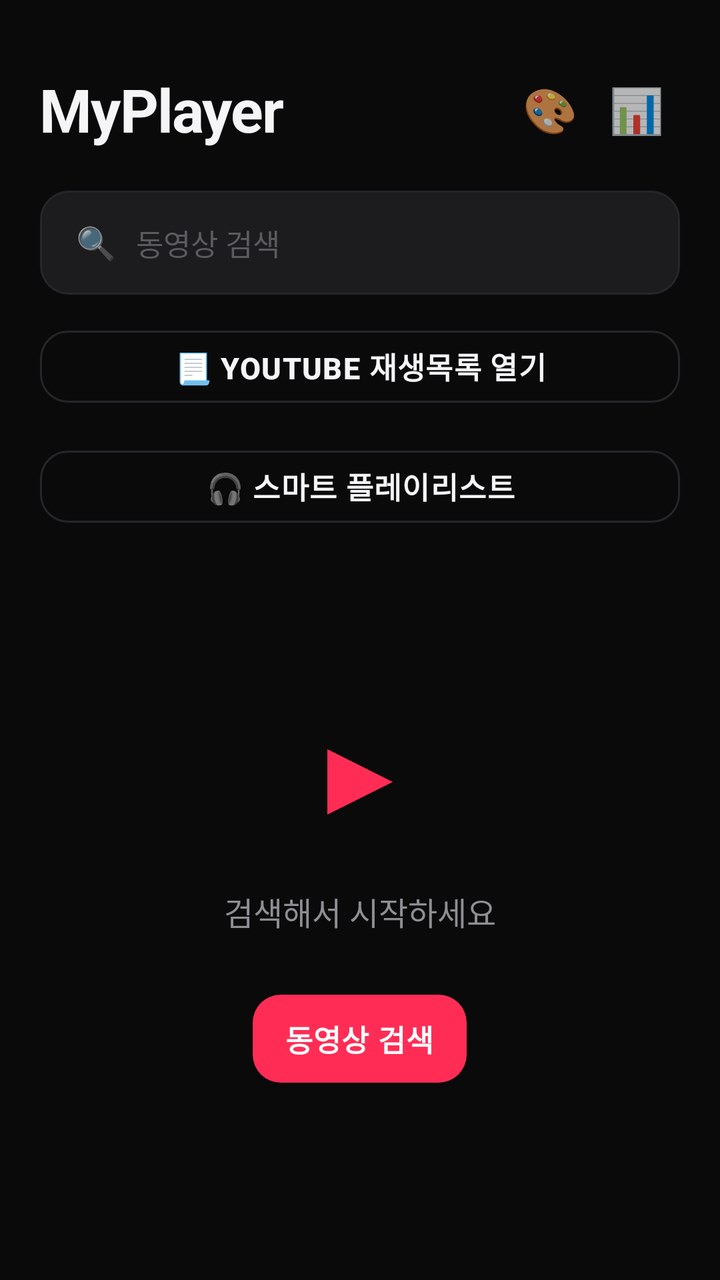
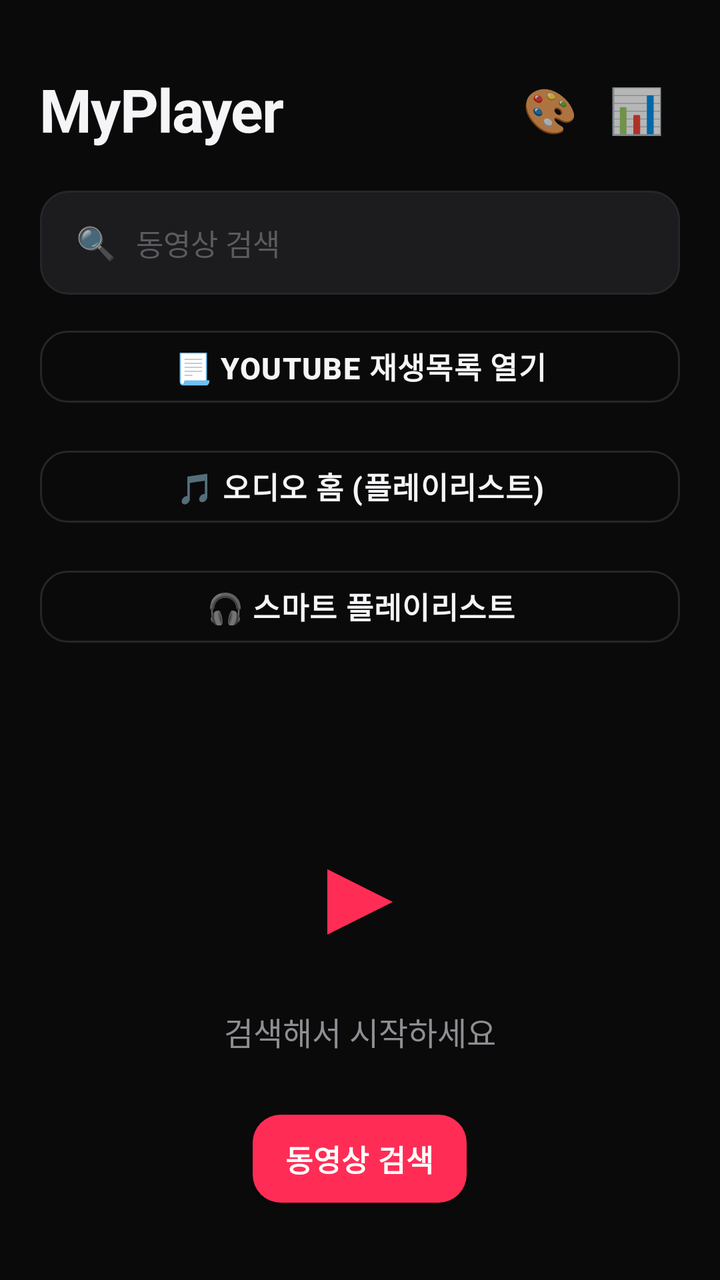

Two renders of the same Android screen: before a commit and after it. Below are the layout's source before the change and the commit's diff.
<!-- AndroidManifest.xml: application theme Theme.MyPlayer -->
<!-- res/layout/activity_main.xml -->
<?xml version="1.0" encoding="utf-8"?>
<androidx.core.widget.NestedScrollView
    android:id="@+id/rootScroll" xmlns:android="http://schemas.android.com/apk/res/android"
    xmlns:app="http://schemas.android.com/apk/res-auto"
    android:layout_width="match_parent"
    android:layout_height="match_parent"
    android:background="@color/bg_dark"
    android:fillViewport="true">

    <LinearLayout
        android:layout_width="match_parent"
        android:layout_height="wrap_content"
        android:orientation="vertical"
        android:paddingTop="32dp"
        android:paddingBottom="32dp">

        <LinearLayout
            android:layout_width="match_parent"
            android:layout_height="wrap_content"
            android:orientation="horizontal"
            android:paddingStart="20dp"
            android:paddingEnd="20dp"
            android:gravity="center_vertical">

            <TextView
                android:layout_width="0dp"
                android:layout_height="wrap_content"
                android:layout_weight="1"
                android:text="MyPlayer"
                android:textSize="30sp"
                android:textStyle="bold"
                android:textColor="@color/text_primary"
                android:letterSpacing="-0.02" />

            <TextView
                android:id="@+id/btnTheme"
                android:layout_width="wrap_content"
                android:layout_height="wrap_content"
                android:text="🎨"
                android:textSize="22sp"
                android:padding="8dp"
                android:background="?android:attr/selectableItemBackground"
                android:clickable="true"
                android:focusable="true" />

            <TextView
                android:id="@+id/btnStats"
                android:layout_width="wrap_content"
                android:layout_height="wrap_content"
                android:text="📊"
                android:textSize="22sp"
                android:padding="8dp"
                android:background="?android:attr/selectableItemBackground"
                android:clickable="true"
                android:focusable="true" />
        </LinearLayout>

        <LinearLayout
            android:layout_width="match_parent"
            android:layout_height="52dp"
            android:layout_marginStart="20dp"
            android:layout_marginEnd="20dp"
            android:layout_marginTop="18dp"
            android:orientation="horizontal"
            android:gravity="center_vertical"
            android:background="@drawable/bg_search_input">

            <TextView
                android:layout_width="wrap_content"
                android:layout_height="wrap_content"
                android:paddingStart="18dp"
                android:text="🔍"
                android:textSize="16sp" />

            <EditText
                android:id="@+id/etHomeSearch"
                android:layout_width="0dp"
                android:layout_height="match_parent"
                android:layout_weight="1"
                android:hint="동영상 검색"
                android:textColorHint="@color/text_tertiary"
                android:textColor="@color/text_primary"
                android:textSize="15sp"
                android:paddingStart="10dp"
                android:paddingEnd="18dp"
                android:background="@android:color/transparent"
                android:imeOptions="actionSearch"
                android:inputType="text"
                android:maxLines="1" />
        </LinearLayout>

        
        <LinearLayout
            android:id="@+id/sectionBookmarks"
            android:layout_width="match_parent"
            android:layout_height="wrap_content"
            android:orientation="vertical"
            android:layout_marginTop="24dp"
            android:visibility="gone">

            <TextView
                android:layout_width="wrap_content"
                android:layout_height="wrap_content"
                android:paddingStart="20dp"
                android:paddingEnd="20dp"
                android:text="⭐ 저장한 동영상"
                android:textSize="15sp"
                android:textStyle="bold"
                android:textColor="@color/text_primary" />

            <androidx.recyclerview.widget.RecyclerView
                android:id="@+id/rvBookmarks"
                android:layout_width="match_parent"
                android:layout_height="wrap_content"
                android:layout_marginTop="10dp"
                android:paddingStart="20dp"
                android:paddingEnd="20dp"
                android:clipToPadding="false"
                android:orientation="horizontal"
                app:layoutManager="androidx.recyclerview.widget.LinearLayoutManager" />
        </LinearLayout>

        <com.google.android.material.button.MaterialButton
            android:id="@+id/btnPlaylist"
            style="@style/GhostButton"
            android:layout_width="match_parent"
            android:layout_height="48dp"
            android:layout_marginStart="20dp"
            android:layout_marginEnd="20dp"
            android:layout_marginTop="12dp"
            android:text="📃 YouTube 재생목록 열기" />

        <com.google.android.material.button.MaterialButton
            android:id="@+id/btnSmartPlaylist"
            style="@style/GhostButton"
            android:layout_width="match_parent"
            android:layout_height="48dp"
            android:layout_marginStart="20dp"
            android:layout_marginEnd="20dp"
            android:layout_marginTop="12dp"
            android:text="🎧 스마트 플레이리스트" />

        
        <LinearLayout
            android:id="@+id/sectionSubscriptions"
            android:layout_width="match_parent"
            android:layout_height="wrap_content"
            android:orientation="vertical"
            android:layout_marginTop="24dp"
            android:visibility="gone">

            <TextView
                android:layout_width="wrap_content"
                android:layout_height="wrap_content"
                android:paddingStart="20dp"
                android:paddingEnd="20dp"
                android:text="⭐ 구독 채널"
                android:textSize="15sp"
                android:textStyle="bold"
                android:textColor="@color/text_primary" />

            <androidx.recyclerview.widget.RecyclerView
                android:id="@+id/rvSubscriptions"
                android:layout_width="match_parent"
                android:layout_height="wrap_content"
                android:layout_marginTop="10dp"
                android:paddingStart="20dp"
                android:paddingEnd="20dp"
                android:clipToPadding="false"
                android:orientation="horizontal"
                app:layoutManager="androidx.recyclerview.widget.GridLayoutManager"
                app:spanCount="2" />
        </LinearLayout>

        
        <LinearLayout
            android:id="@+id/sectionTrending"
            android:layout_width="match_parent"
            android:layout_height="wrap_content"
            android:orientation="vertical"
            android:layout_marginTop="24dp"
            android:visibility="gone">

            <LinearLayout
                android:layout_width="match_parent"
                android:layout_height="wrap_content"
                android:orientation="horizontal"
                android:paddingStart="20dp"
                android:paddingEnd="20dp"
                android:gravity="center_vertical">

                <TextView
                    android:layout_width="0dp"
                    android:layout_height="wrap_content"
                    android:layout_weight="1"
                    android:text="🔥 인기 급상승"
                    android:textSize="15sp"
                    android:textStyle="bold"
                    android:textColor="@color/text_primary" />

                <TextView
                    android:id="@+id/tvTrendingMore"
                    android:layout_width="wrap_content"
                    android:layout_height="wrap_content"
                    android:text="새로고침"
                    android:textSize="12sp"
                    android:textColor="@color/accent"
                    android:padding="4dp"
                    android:clickable="true"
                    android:focusable="true" />
            </LinearLayout>

            <androidx.recyclerview.widget.RecyclerView
                android:id="@+id/rvTrending"
                android:layout_width="match_parent"
                android:layout_height="wrap_content"
                android:layout_marginTop="10dp"
                android:paddingStart="20dp"
                android:paddingEnd="20dp"
                android:clipToPadding="false"
                android:orientation="horizontal"
                app:layoutManager="androidx.recyclerview.widget.LinearLayoutManager" />
        </LinearLayout>

        
        <LinearLayout
            android:id="@+id/sectionDownloads"
            android:layout_width="match_parent"
            android:layout_height="wrap_content"
            android:orientation="vertical"
            android:layout_marginTop="24dp"
            android:visibility="gone">

            <LinearLayout
                android:layout_width="match_parent"
                android:layout_height="wrap_content"
                android:orientation="horizontal"
                android:paddingStart="20dp"
                android:paddingEnd="20dp"
                android:gravity="center_vertical">

                <TextView
                    android:layout_width="0dp"
                    android:layout_height="wrap_content"
                    android:layout_weight="1"
                    android:text="📥 다운로드한 영상"
                    android:textSize="15sp"
                    android:textStyle="bold"
                    android:textColor="@color/text_primary" />

                <TextView
                    android:id="@+id/tvDownloadsMore"
                    android:layout_width="wrap_content"
                    android:layout_height="wrap_content"
                    android:text="더보기 ›"
                    android:textSize="12sp"
                    android:textColor="@color/accent"
                    android:padding="4dp"
                    android:clickable="true"
                    android:focusable="true" />
            </LinearLayout>

            <androidx.recyclerview.widget.RecyclerView
                android:id="@+id/rvDownloads"
                android:layout_width="match_parent"
                android:layout_height="wrap_content"
                android:layout_marginTop="10dp"
                android:paddingStart="20dp"
                android:paddingEnd="20dp"
                android:clipToPadding="false"
                android:orientation="horizontal"
                app:layoutManager="androidx.recyclerview.widget.LinearLayoutManager" />
        </LinearLayout>

        
        <LinearLayout
            android:id="@+id/sectionRecent"
            android:layout_width="match_parent"
            android:layout_height="wrap_content"
            android:orientation="vertical"
            android:layout_marginTop="24dp"
            android:visibility="gone">

            <LinearLayout
                android:layout_width="match_parent"
                android:layout_height="wrap_content"
                android:orientation="horizontal"
                android:paddingStart="20dp"
                android:paddingEnd="20dp"
                android:gravity="center_vertical">

                <TextView
                    android:layout_width="0dp"
                    android:layout_height="wrap_content"
                    android:layout_weight="1"
                    android:text="최근 검색어"
                    android:textSize="15sp"
                    android:textStyle="bold"
                    android:textColor="@color/text_primary" />

                <TextView
                    android:id="@+id/tvClearSearches"
                    android:layout_width="wrap_content"
                    android:layout_height="wrap_content"
                    android:text="전체 삭제"
                    android:textSize="12sp"
                    android:textColor="@color/text_secondary"
                    android:padding="4dp"
                    android:clickable="true"
                    android:focusable="true" />
            </LinearLayout>

            <HorizontalScrollView
                android:layout_width="match_parent"
                android:layout_height="wrap_content"
                android:layout_marginTop="10dp"
                android:paddingStart="20dp"
                android:paddingEnd="20dp"
                android:scrollbars="none">

                <LinearLayout
                    android:id="@+id/chipsContainer"
                    android:layout_width="wrap_content"
                    android:layout_height="wrap_content"
                    android:orientation="horizontal" />
            </HorizontalScrollView>
        </LinearLayout>

        
        <LinearLayout
            android:id="@+id/sectionHistory"
            android:layout_width="match_parent"
            android:layout_height="wrap_content"
            android:orientation="vertical"
            android:layout_marginTop="24dp"
            android:visibility="gone">

            <LinearLayout
                android:layout_width="match_parent"
                android:layout_height="wrap_content"
                android:orientation="horizontal"
                android:paddingStart="20dp"
                android:paddingEnd="20dp"
                android:gravity="center_vertical">

                <TextView
                    android:layout_width="0dp"
                    android:layout_height="wrap_content"
                    android:layout_weight="1"
                    android:text="최근 본 동영상"
                    android:textSize="15sp"
                    android:textStyle="bold"
                    android:textColor="@color/text_primary" />

                <TextView
                    android:id="@+id/tvHistoryMore"
                    android:layout_width="wrap_content"
                    android:layout_height="wrap_content"
                    android:text="더보기 ›"
                    android:textSize="12sp"
                    android:textColor="@color/accent"
                    android:padding="4dp"
                    android:clickable="true"
                    android:focusable="true" />
            </LinearLayout>

            <androidx.recyclerview.widget.RecyclerView
                android:id="@+id/rvHistory"
                android:layout_width="match_parent"
                android:layout_height="wrap_content"
                android:layout_marginTop="10dp"
                android:paddingStart="20dp"
                android:paddingEnd="20dp"
                android:clipToPadding="false"
                android:orientation="horizontal"
                app:layoutManager="androidx.recyclerview.widget.LinearLayoutManager" />
        </LinearLayout>

        
        <LinearLayout
            android:id="@+id/sectionRelated"
            android:layout_width="match_parent"
            android:layout_height="wrap_content"
            android:orientation="vertical"
            android:layout_marginTop="24dp"
            android:visibility="gone">

            <TextView
                android:id="@+id/tvRelatedHeader"
                android:layout_width="wrap_content"
                android:layout_height="wrap_content"
                android:paddingStart="20dp"
                android:paddingEnd="20dp"
                android:text="당신을 위한 추천"
                android:textSize="15sp"
                android:textStyle="bold"
                android:textColor="@color/text_primary" />

            <androidx.recyclerview.widget.RecyclerView
                android:id="@+id/rvRelated"
                android:layout_width="match_parent"
                android:layout_height="wrap_content"
                android:layout_marginTop="10dp"
                android:paddingStart="20dp"
                android:paddingEnd="20dp"
                android:clipToPadding="false"
                android:orientation="horizontal"
                app:layoutManager="androidx.recyclerview.widget.LinearLayoutManager" />
        </LinearLayout>

        
        <LinearLayout
            android:id="@+id/sectionChannels"
            android:layout_width="match_parent"
            android:layout_height="wrap_content"
            android:orientation="vertical"
            android:layout_marginTop="24dp"
            android:visibility="gone">

            <TextView
                android:layout_width="wrap_content"
                android:layout_height="wrap_content"
                android:paddingStart="20dp"
                android:paddingEnd="20dp"
                android:text="추천 채널"
                android:textSize="15sp"
                android:textStyle="bold"
                android:textColor="@color/text_primary" />

            <androidx.recyclerview.widget.RecyclerView
                android:id="@+id/rvChannels"
                android:layout_width="match_parent"
                android:layout_height="wrap_content"
                android:layout_marginTop="10dp"
                android:paddingStart="20dp"
                android:paddingEnd="20dp"
                android:clipToPadding="false"
                android:orientation="horizontal"
                app:layoutManager="androidx.recyclerview.widget.LinearLayoutManager" />
        </LinearLayout>

        
        <LinearLayout
            android:id="@+id/emptyState"
            android:layout_width="match_parent"
            android:layout_height="wrap_content"
            android:orientation="vertical"
            android:gravity="center"
            android:paddingTop="80dp"
            android:paddingBottom="80dp">

            <TextView
                android:layout_width="wrap_content"
                android:layout_height="wrap_content"
                android:text="▶"
                android:textSize="56sp"
                android:textColor="@color/accent" />

            <TextView
                android:layout_width="wrap_content"
                android:layout_height="wrap_content"
                android:layout_marginTop="20dp"
                android:text="검색해서 시작하세요"
                android:textSize="16sp"
                android:textColor="@color/text_secondary" />

            <com.google.android.material.button.MaterialButton
                android:id="@+id/btnStartSearch"
                style="@style/PrimaryButton"
                android:layout_width="wrap_content"
                android:layout_height="wrap_content"
                android:layout_marginTop="24dp"
                android:paddingStart="32dp"
                android:paddingEnd="32dp"
                android:text="동영상 검색" />
        </LinearLayout>
    </LinearLayout>
</androidx.core.widget.NestedScrollView>
<!-- resources referenced by this layout -->
<resources>
  <color name="accent">#FF2D55</color>
  <color name="bg_dark">#0A0A0B</color>
  <color name="text_primary">#F5F5F7</color>
  <color name="text_secondary">#8E8E93</color>
  <color name="text_tertiary">#5A5A5F</color>
  <!-- drawable bg_search_input (drawable) -->
  <?xml version="1.0" encoding="utf-8"?>
  <shape xmlns:android="http://schemas.android.com/apk/res/android"
      android:shape="rectangle">
      <solid android:color="@color/bg_elevated" />
      <corners android:radius="14dp" />
      <stroke android:width="1dp" android:color="@color/divider" />
  </shape>
  <style name="GhostButton" parent="Widget.MaterialComponents.Button.OutlinedButton">
          <item name="android:textSize">15sp</item>
          <item name="android:textStyle">bold</item>
          <item name="android:letterSpacing">0.03</item>
          <item name="android:textColor">@color/text_primary</item>
          <item name="cornerRadius">14dp</item>
          <item name="strokeColor">@color/divider</item>
          <item name="strokeWidth">1dp</item>
          <item name="android:minHeight">56dp</item>
      </style>
  <style name="PrimaryButton" parent="Widget.MaterialComponents.Button">
          <item name="android:textSize">15sp</item>
          <item name="android:textStyle">bold</item>
          <item name="android:letterSpacing">0.03</item>
          <item name="android:textColor">@color/white</item>
          <item name="backgroundTint">@color/accent</item>
          <item name="cornerRadius">14dp</item>
          <item name="android:minHeight">56dp</item>
          <item name="elevation">0dp</item>
      </style>
  <style name="Theme.MyPlayer" parent="Theme.MaterialComponents.NoActionBar">
          <item name="colorPrimary">@color/accent</item>
          <item name="colorPrimaryVariant">@color/accent_dark</item>
          <item name="colorOnPrimary">@color/white</item>
          <item name="colorSecondary">@color/accent</item>
          <item name="colorOnSecondary">@color/white</item>
          <item name="colorAccent">@color/spinner</item>
          <item name="android:colorBackground">@color/bg_dark</item>
          <item name="colorSurface">@color/bg_surface</item>
          <item name="colorOnSurface">@color/text_primary</item>
          <item name="android:statusBarColor">@color/bg_dark</item>
          <item name="android:navigationBarColor">@color/bg_dark</item>
          <item name="android:windowLightStatusBar">false</item>
          <item name="android:textColorPrimary">@color/text_primary</item>
          <item name="android:textColorSecondary">@color/text_secondary</item>
      </style>
  <color name="bg_elevated">#1C1C1F</color>
  <color name="divider">#26262A</color>
  <color name="white">#FFFFFF</color>
  <color name="accent_dark">#E01E45</color>
  <color name="spinner">#E5E5E7</color>
  <color name="bg_surface">#141416</color>
</resources>

<!-- the commit's change to res/layout/activity_main.xml (unified diff, before → after) -->
@@ -131,6 +131,16 @@
             android:text="📃 YouTube 재생목록 열기" />
 
         <com.google.android.material.button.MaterialButton
+            android:id="@+id/btnAudioHome"
+            style="@style/GhostButton"
+            android:layout_width="match_parent"
+            android:layout_height="48dp"
+            android:layout_marginStart="20dp"
+            android:layout_marginEnd="20dp"
+            android:layout_marginTop="12dp"
+            android:text="🎵 오디오 홈 (플레이리스트)" />
+
+        <com.google.android.material.button.MaterialButton
             android:id="@+id/btnSmartPlaylist"
             style="@style/GhostButton"
             android:layout_width="match_parent"
